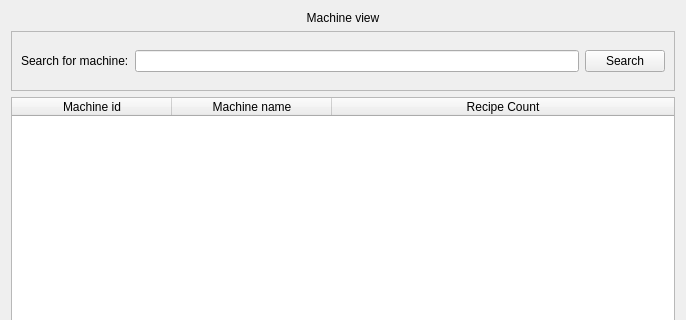
Before: the Qt Designer form ui/MachineView.ui in MagdaOleksandrTeam/ProductionPlanner, drawn with Qt 5; both pictures show x 0 to 686 and y 0 to 320 of the 686 by 565 pixel window.
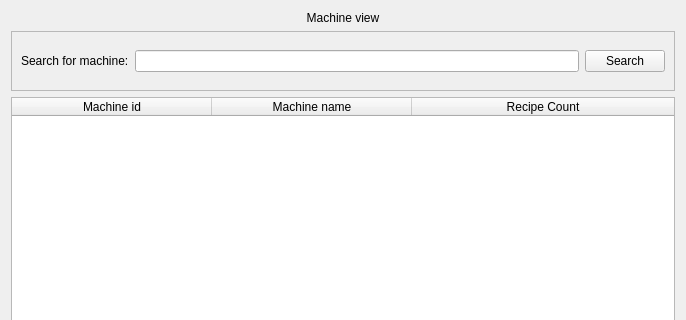
After: the same form once the commit is applied.

Diff of the .ui file:
```diff
--- a/ui/MachineView.ui
+++ b/ui/MachineView.ui
@@ -80,7 +80,7 @@
       <bool>false</bool>
      </attribute>
      <attribute name="horizontalHeaderDefaultSectionSize">
-      <number>160</number>
+      <number>200</number>
      </attribute>
      <attribute name="horizontalHeaderStretchLastSection">
       <bool>true</bool>
```
